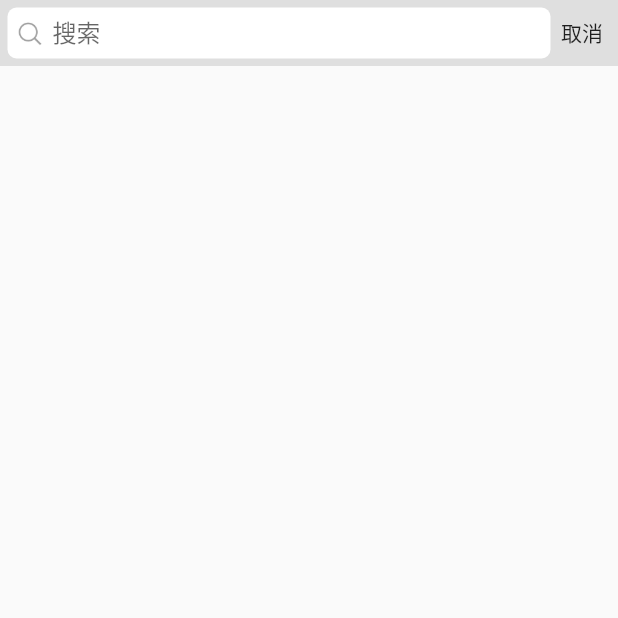
After one commit to huipengo/wechat, a Flutter app: the SearchPage screen opened directly, on a phone screen of 412 x 824 dp, the top half of it. The commit adds this screen. Run offline on Flutter 3.47's test engine with Material 2 defaults, Android fonts, the phone set to English and light mode, and no system bars; our stand-ins replace dio, flutter_spinkit; network calls fail.

Commit message:
search page

```diff
--- a/lib/pages/chat/chat_model.dart
+++ b/lib/pages/chat/chat_model.dart
@@ -1,12 +1,12 @@
 class Chat {
-  final String imageUr;
+  final String imageUrl;
   final String name;
   final String message;
 
-  const Chat({this.imageUr, this.name, this.message});
+  const Chat({this.imageUrl, this.name, this.message});
   factory Chat.fromJson(Map json) {
     return Chat(
-      imageUr: json['imageUrl'],
+      imageUrl: json['imageUrl'],
       name: json['name'],
       message: json['message'],
     );
--- /dev/null
+++ b/lib/pages/chat/search_bar.dart
@@ -0,0 +1,110 @@
+import 'package:flutter/material.dart';
+import 'package:wechat/pages/const.dart';
+
+class SearchBar extends StatefulWidget {
+  final ValueChanged<String> onChanged;
+
+  const SearchBar({Key key, this.onChanged}) : super(key: key);
+
+  @override
+  _SearchBarState createState() => _SearchBarState();
+}
+
+class _SearchBarState extends State<SearchBar> {
+  final TextEditingController _controller = TextEditingController();
+  bool _showClear = false;
+
+  _onChanged(String text) {
+    widget.onChanged(text);
+    setState(() {
+      _showClear = (text.length > 0);
+    });
+  }
+
+  @override
+  Widget build(BuildContext context) {
+    double statusBarHeight = getStatusBarHeight(context);
+    double navigationBarHeight = 44.0;
+    return Container(
+      height: (statusBarHeight + navigationBarHeight),
+      color: WeChatThemeColor,
+      child: Column(
+        children: <Widget>[
+          SizedBox(
+            height: statusBarHeight,
+          ),
+          Container(
+            height: navigationBarHeight,
+            child: Row(
+              children: <Widget>[
+                Container(
+                  width: ScreenWidth(context) - 50,
+                  height: 34,
+                  margin: EdgeInsets.only(left: 5),
+                  padding: EdgeInsets.only(left: 5, right: 5),
+                  decoration: BoxDecoration(
+                    color: Colors.white,
+                    borderRadius: BorderRadius.circular(6),
+                  ),
+                  child: Row(
+                    children: <Widget>[
+                      Image(
+                        image: AssetImage('images/loupe.png'),
+                        width: 20,
+                        color: Colors.grey,
+                      ),
+                      Expanded(
+                        flex: 1,
+                        child: TextField(
+                          controller: _controller,
+                          onChanged: _onChanged,
+                          autofocus: true,
+                          cursorColor: Colors.green,
+                          style: TextStyle(
+                            fontSize: 16.0,
+                            color: Colors.black,
+                            fontWeight: FontWeight.w300,
+                          ),
+                          decoration: InputDecoration(
+                            contentPadding:
+                                EdgeInsets.only(left: 5, bottom: 12),
+                            border: InputBorder.none,
+                            hintText: '搜索',
+                          ),
+                        ),
+                      ),
+                      _showClear ? GestureDetector(
+                        onTap: () {
+                          setState(() {
+                            _controller.clear();
+                            _onChanged('');
+                          });
+                        },
+                        child: Icon(
+                          Icons.cancel,
+                          size: 20,
+                          color: Colors.grey,
+                        ),
+                      ) : Container(),
+                    ],
+                  ),
+                ),
+                GestureDetector(
+                  onTap: () {
+                    Navigator.pop(context);
+                  },
+                  child: Text('  取消'),
+                ),
+              ],
+            ),
+          ),
+        ],
+      ),
+    );
+  }
+}
+
+double getStatusBarHeight(BuildContext context) {
+  MediaQueryData mediaQuery = MediaQuery.of(context);
+  return mediaQuery.padding.top;
+}
--- /dev/null
+++ b/lib/pages/chat/search_page.dart
@@ -0,0 +1,115 @@
+import 'package:flutter/material.dart';
+import 'chat_model.dart';
+import 'search_bar.dart';
+
+class SearchPage extends StatefulWidget {
+  final List<Chat> datas;
+
+  const SearchPage({this.datas});
+
+  @override
+  _SearchPageState createState() => _SearchPageState();
+}
+
+class _SearchPageState extends State<SearchPage> {
+  List<Chat> _results = [];
+  String _searchText = '';
+
+  void _searchData(String text) {
+    _results.clear();
+    _searchText = text;
+    if (text.length > 0) {
+      for (int i = 0; i < widget.datas.length; i++) {
+        String name = widget.datas[i].name;
+        if (name.contains(text)) {
+          _results.add(widget.datas[i]);
+        }
+      }
+    }
+    setState(() {});
+  }
+
+  TextStyle _normalStyle = TextStyle(
+    fontSize: 16,
+    color: Colors.black,
+  );
+
+  TextStyle _highlightedStyle = TextStyle(
+    fontSize: 16,
+    color: Colors.green,
+  );
+
+  Widget _richText(String name) {
+    List<TextSpan> spans = [];
+    List<String> list = name.split(_searchText);
+    for (int i = 0; i < list.length; i++) {
+      String str = list[i];
+      if (str == '' && i < list.length - 1) {
+        spans.add(TextSpan(text: _searchText, style: _highlightedStyle));
+      } else {
+        spans.add(TextSpan(text: str, style: _normalStyle));
+        if (i < list.length - 1) {
+          spans.add(TextSpan(text: _searchText, style: _highlightedStyle));
+        }
+      }
+    }
+    return RichText(
+      text: TextSpan(children: spans),
+    );
+  }
+
+  @override
+  Widget build(BuildContext context) {
+    return Scaffold(
+      body: Column(
+        children: <Widget>[
+          SearchBar(
+            onChanged: (String text) {
+              _searchData(text);
+            },
+          ),
+          Expanded(
+            flex: 1,
+            child: MediaQuery.removePadding(
+              context: context,
+              removeTop: true,
+              child: NotificationListener(
+                onNotification: (note) {
+                  FocusScope.of(context).requestFocus(FocusNode());
+                  return true;
+                },
+                child: ListView.builder(
+                  itemCount: _results.length,
+                  itemBuilder: _buildCellForRow,
+                ),
+              ),
+            ),
+          ),
+        ],
+      ),
+    );
+    ;
+  }
+
+  Widget _buildCellForRow(BuildContext context, int index) {
+    return ListTile(
+        title: _richText(_results[index].name),
+        subtitle: Container(
+          alignment: Alignment.bottomCenter,
+          padding: EdgeInsets.only(right: 10),
+          height: 25,
+          child: Text(
+            _results[index].message,
+            overflow: TextOverflow.ellipsis,
+          ),
+        ),
+        leading: Container(
+          width: 44,
+          height: 44,
+          decoration: BoxDecoration(
+              borderRadius: BorderRadius.circular(6.0),
+              image: DecorationImage(
+                  image: NetworkImage(_results[index].imageUrl))),
+        ));
+  }
+}
```
Also changed, not shown: lib/pages/chat/chat_page.dart (+12 -3 lines), lib/pages/chat/search_cell.dart (added, +55 -0 lines), images/loupe.png (added).
